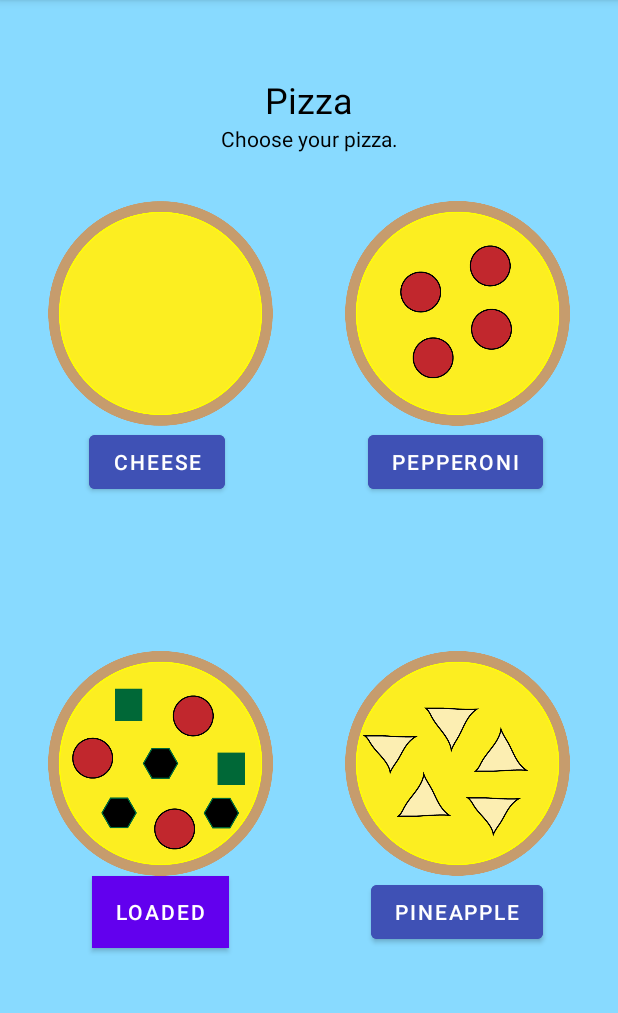
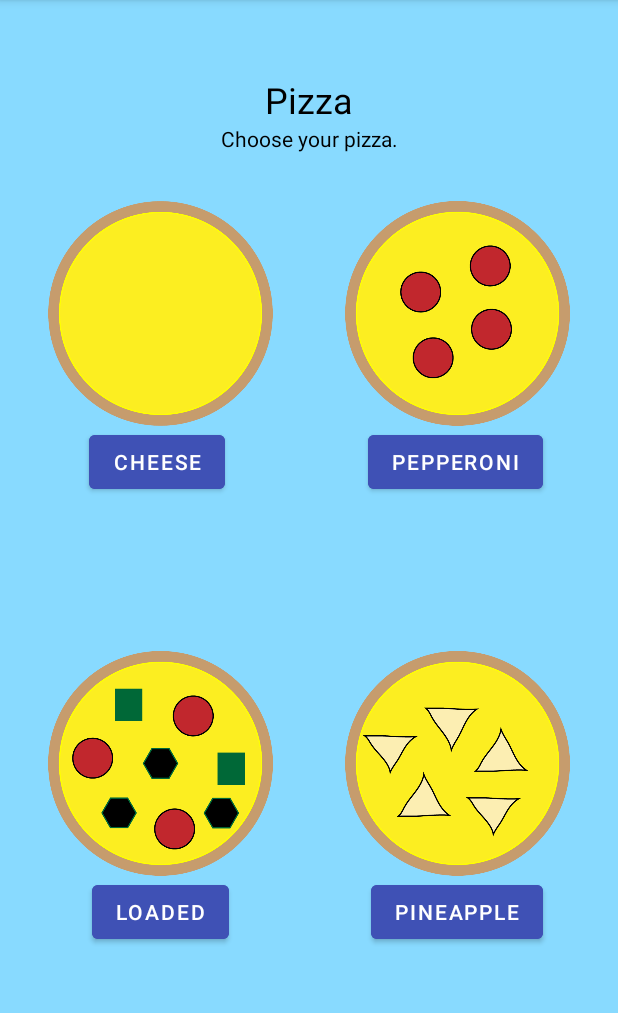
Before and after one commit to jwpoole020/Final, an Android app: the Pizza screen opened directly, with no data from a screen before it, on a phone screen of 412 x 824 dp, the part 84-1097 px from its top. Run offline under Robolectric (Android 15) with nearby library versions, the phone set to English and light mode, and no system bars.

Commit message:
Updates :P

```diff
--- a/app/src/main/res/layout/activity_pizza.xml
+++ b/app/src/main/res/layout/activity_pizza.xml
@@ -92,7 +92,7 @@
         android:layout_width="wrap_content"
         android:layout_height="wrap_content"
         android:layout_marginStart="61dp"
-        android:background="#3F51B5"
+        android:backgroundTint="#3F51B5"
         android:text="Loaded"
         app:layout_constraintStart_toStartOf="parent"
         app:layout_constraintTop_toBottomOf="@+id/imageView3" />
```
